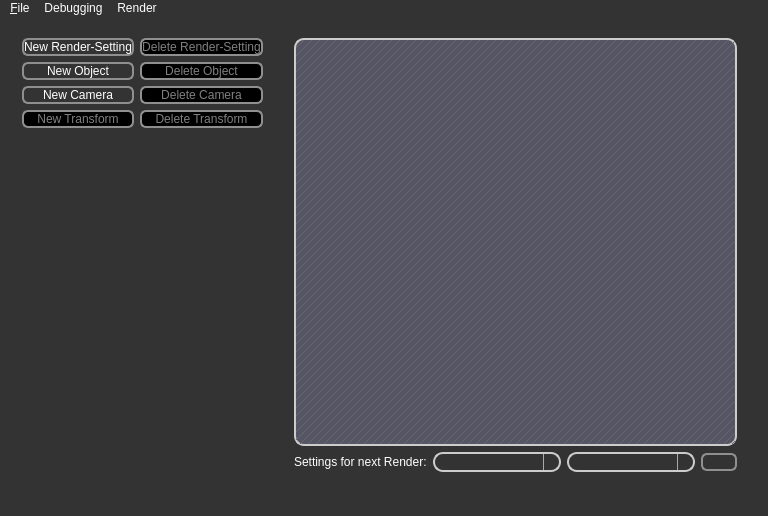
phresnel/picogen, file qt-frontend/SimplexGui/mainwindow.ui: the form before one commit.
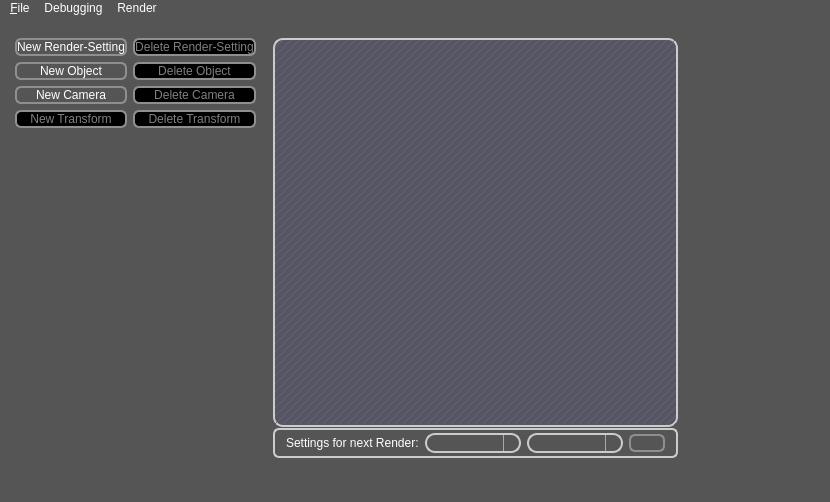
The form after the commit. Icons and pictures are not drawn. Custom widgets are drawn as their Qt base class.

```diff
--- a/qt-frontend/SimplexGui/mainwindow.ui
+++ b/qt-frontend/SimplexGui/mainwindow.ui
@@ -6,8 +6,8 @@
    <rect>
     <x>0</x>
     <y>0</y>
-    <width>768</width>
-    <height>516</height>
+    <width>807</width>
+    <height>472</height>
    </rect>
   </property>
   <property name="windowTitle">
@@ -15,7 +15,7 @@
   </property>
   <property name="styleSheet">
    <string notr="true">* {
-	background: #333; 
+	background: #555; 
 	color: white;
 }
 
@@ -229,8 +229,17 @@
       </property>
       <widget class="QWidget" name="layoutWidget">
        <layout class="QVBoxLayout" name="verticalLayout">
+        <property name="leftMargin">
+         <number>4</number>
+        </property>
+        <property name="rightMargin">
+         <number>4</number>
+        </property>
         <item>
          <layout class="QGridLayout" name="gridLayout">
+          <property name="spacing">
+           <number>6</number>
+          </property>
           <item row="0" column="0">
            <widget class="QPushButton" name="newRsButton">
             <property name="enabled">
@@ -333,6 +342,15 @@
       </widget>
       <widget class="QWidget" name="verticalLayoutWidget">
        <layout class="QVBoxLayout" name="verticalLayout_3">
+        <property name="spacing">
+         <number>1</number>
+        </property>
+        <property name="leftMargin">
+         <number>4</number>
+        </property>
+        <property name="rightMargin">
+         <number>4</number>
+        </property>
         <item>
          <widget class="QMdiArea" name="mdiArea">
           <property name="autoFillBackground">
@@ -353,7 +371,17 @@
          </widget>
         </item>
         <item>
-         <layout class="QHBoxLayout" name="horizontalLayout">
+         <widget class="QGroupBox" name="groupBox">
+          <property name="title">
+           <string/>
+          </property>
+          <layout class="QHBoxLayout" name="horizontalLayout_2">
+           <property name="topMargin">
+            <number>3</number>
+           </property>
+           <property name="bottomMargin">
+            <number>3</number>
+           </property>
           <item>
            <spacer name="horizontalSpacer">
             <property name="orientation">
@@ -378,7 +406,7 @@
            <widget class="QComboBox" name="renderSettingConfig">
             <property name="minimumSize">
              <size>
-              <width>128</width>
+               <width>96</width>
               <height>0</height>
              </size>
             </property>
@@ -388,7 +416,7 @@
            <widget class="QComboBox" name="cameraConfig">
             <property name="minimumSize">
              <size>
-              <width>128</width>
+               <width>96</width>
               <height>0</height>
              </size>
             </property>
@@ -418,6 +446,7 @@
            </widget>
           </item>
          </layout>
+         </widget>
         </item>
        </layout>
       </widget>
@@ -431,6 +460,12 @@
          <verstretch>0</verstretch>
         </sizepolicy>
        </property>
+       <property name="minimumSize">
+        <size>
+         <width>128</width>
+         <height>0</height>
+        </size>
+       </property>
       </widget>
      </widget>
     </item>
@@ -441,7 +476,7 @@
     <rect>
      <x>0</x>
      <y>0</y>
-     <width>768</width>
+     <width>807</width>
      <height>16</height>
     </rect>
    </property>
```
Lines whose indentation alone changed are shown as unchanged.
